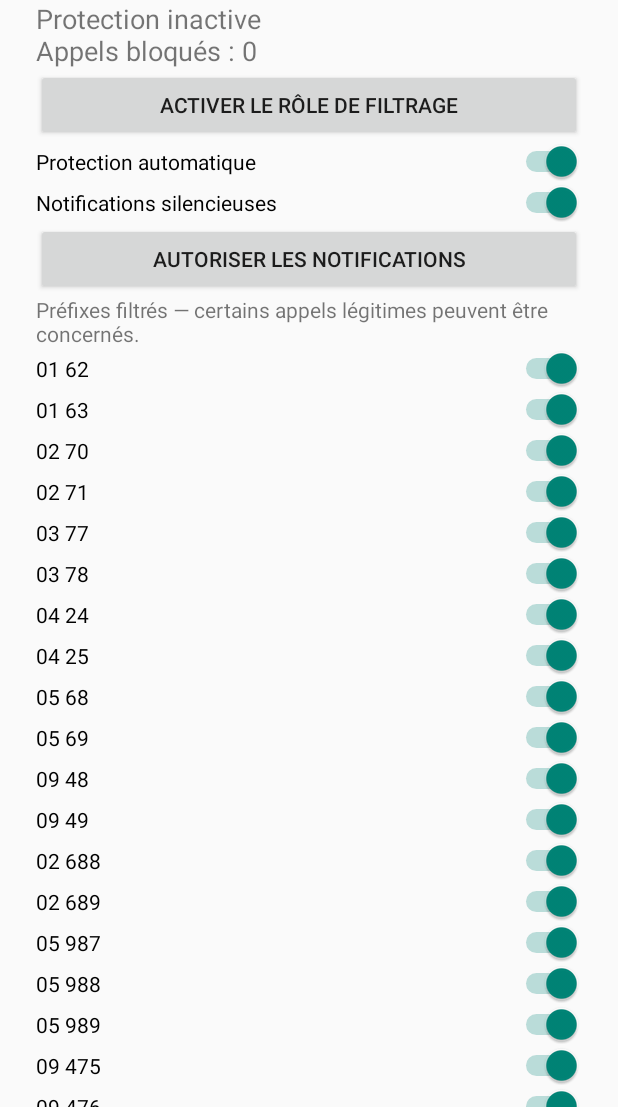
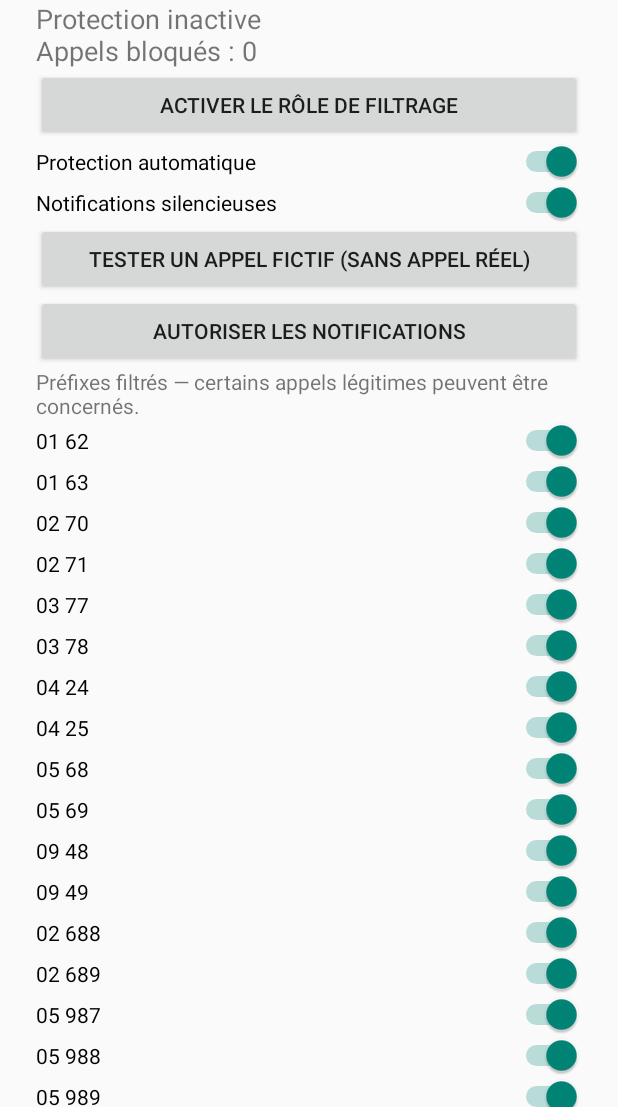
Before and after one commit to SDINAHET/anti-demarchage_android, an Android app: the screen it shows after launch (MainActivity), on a phone screen of 412 x 824 dp, the part 129-1236 px from its top. Run offline under Robolectric (Android 15) with nearby library versions, the phone set to English and light mode, and no system bars.

Commit message:
Expose Kotlin fictitious-call simulator from application settings

```diff
--- a/app/src/main/java/fr/antidemarchage/MainActivity.java
+++ b/app/src/main/java/fr/antidemarchage/MainActivity.java
@@ -21,6 +21,7 @@ public class MainActivity extends Activity {
   button(root,"Activer le rôle de filtrage",()->{if(roles.isRoleAvailable(RoleManager.ROLE_CALL_SCREENING)) startActivityForResult(roles.createRequestRoleIntent(RoleManager.ROLE_CALL_SCREENING),1);});
   toggle(root,"Protection automatique","enabled");
   toggle(root,"Notifications silencieuses","notifications");
+  button(root,"Tester un appel fictif (sans appel réel)",()->startActivity(new Intent(this,SimulatorActivity.class)));
   if(Build.VERSION.SDK_INT>=33) button(root,"Autoriser les notifications",()->requestPermissions(new String[]{"android.permission.POST_NOTIFICATIONS"},2));
   TextView info=new TextView(this); info.setText("Préfixes filtrés — certains appels légitimes peuvent être concernés."); root.addView(info);
   for(String p:PrefixFilter.PREFIXES) toggle(root,p.substring(0,2)+" "+p.substring(2),p);
```
